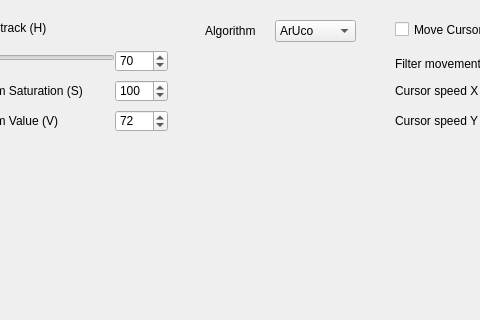
Qt form source/main.ui (nexayq/webcam_cursor) before a commit; both pictures show x 115 to 595 and y 0 to 320 of the 800 by 600 pixel window.
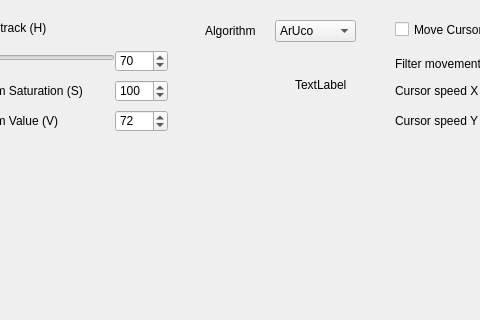
The same form after that commit.

Commit message: PyQt - Add ArUco 43 (4x4) image

The edit to the form file:
```diff
--- a/source/main.ui
+++ b/source/main.ui
@@ -39,10 +39,10 @@
    <widget class="QWidget" name="colorWidget" native="true">
     <property name="geometry">
      <rect>
-      <x>230</x>
-      <y>20</y>
-      <width>51</width>
-      <height>21</height>
+      <x>310</x>
+      <y>60</y>
+      <width>81</width>
+      <height>51</height>
      </rect>
     </property>
     <property name="autoFillBackground">
@@ -304,6 +304,19 @@
      <string>Algorithm</string>
     </property>
    </widget>
+   <widget class="QLabel" name="labelArUco">
+    <property name="geometry">
+     <rect>
+      <x>410</x>
+      <y>60</y>
+      <width>70</width>
+      <height>50</height>
+     </rect>
+    </property>
+    <property name="text">
+     <string>TextLabel</string>
+    </property>
+   </widget>
   </widget>
   <widget class="QMenuBar" name="menubar">
    <property name="geometry">
```
The commit also changes 2 other files.
